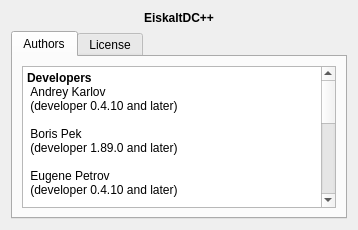
This is eiskaltdcpp/ui/UIAbout.ui in eiskaltdcpp/eiskaltdcpp as Qt 5 draws it before an edit. The edited form follows.
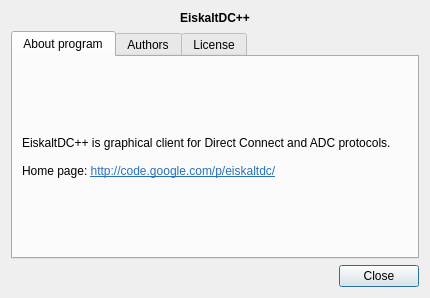
This is the edited form.

Commit message: Изменен диалог о программе

Diff of the .ui file:
```diff
--- a/eiskaltdcpp/ui/UIAbout.ui
+++ b/eiskaltdcpp/ui/UIAbout.ui
@@ -6,19 +6,53 @@
    <rect>
     <x>0</x>
     <y>0</y>
-    <width>358</width>
-    <height>230</height>
+    <width>430</width>
+    <height>298</height>
    </rect>
   </property>
   <property name="windowTitle">
    <string>About EiskaltDC++</string>
   </property>
-  <layout class="QGridLayout" name="gridLayout">
-   <item row="1" column="0">
+  <layout class="QVBoxLayout" name="verticalLayout">
+   <item>
+    <widget class="QLabel" name="label">
+     <property name="text">
+      <string>&lt;!DOCTYPE HTML PUBLIC &quot;-//W3C//DTD HTML 4.0//EN&quot; &quot;http://www.w3.org/TR/REC-html40/strict.dtd&quot;&gt;
+&lt;html&gt;&lt;head&gt;&lt;meta name=&quot;qrichtext&quot; content=&quot;1&quot; /&gt;&lt;style type=&quot;text/css&quot;&gt;
+p, li { white-space: pre-wrap; }
+&lt;/style&gt;&lt;/head&gt;&lt;body style=&quot; font-family:'DejaVu Sans'; font-size:9pt; font-weight:400; font-style:normal;&quot;&gt;
+&lt;p style=&quot; margin-top:0px; margin-bottom:0px; margin-left:0px; margin-right:0px; -qt-block-indent:0; text-indent:0px;&quot;&gt;&lt;span style=&quot; font-weight:600;&quot;&gt;EiskaltDC++&lt;/span&gt;&lt;/p&gt;&lt;/body&gt;&lt;/html&gt;</string>
+     </property>
+     <property name="alignment">
+      <set>Qt::AlignCenter</set>
+     </property>
+    </widget>
+   </item>
+   <item>
     <widget class="QTabWidget" name="tabWidget">
      <property name="currentIndex">
       <number>0</number>
      </property>
+     <widget class="QWidget" name="tab_3">
+      <attribute name="title">
+       <string>About program</string>
+      </attribute>
+      <layout class="QVBoxLayout" name="verticalLayout_2">
+       <item>
+        <widget class="QLabel" name="label_ABOUT">
+         <property name="text">
+          <string>&lt;!DOCTYPE HTML PUBLIC &quot;-//W3C//DTD HTML 4.0//EN&quot; &quot;http://www.w3.org/TR/REC-html40/strict.dtd&quot;&gt;
+&lt;html&gt;&lt;head&gt;&lt;meta name=&quot;qrichtext&quot; content=&quot;1&quot; /&gt;&lt;style type=&quot;text/css&quot;&gt;
+p, li { white-space: pre-wrap; }
+&lt;/style&gt;&lt;/head&gt;&lt;body style=&quot; font-family:'DejaVu Sans'; font-size:9pt; font-weight:400; font-style:normal;&quot;&gt;
+&lt;p style=&quot; margin-top:0px; margin-bottom:0px; margin-left:0px; margin-right:0px; -qt-block-indent:0; text-indent:0px;&quot;&gt;&lt;span style=&quot; font-family:'arial,sans-serif'; font-size:medium; color:#000000;&quot;&gt;EiskaltDC++ is &lt;/span&gt;graphical client for &lt;span style=&quot; font-family:'arial,sans-serif'; color:#000000;&quot;&gt;Direct Connect and ADC protocols.&lt;/span&gt;&lt;/p&gt;
+&lt;p style=&quot;-qt-paragraph-type:empty; margin-top:0px; margin-bottom:0px; margin-left:0px; margin-right:0px; -qt-block-indent:0; text-indent:0px; font-family:'arial,sans-serif'; font-size:medium; color:#000000;&quot;&gt;&lt;/p&gt;
+&lt;p style=&quot; margin-top:0px; margin-bottom:0px; margin-left:0px; margin-right:0px; -qt-block-indent:0; text-indent:0px;&quot;&gt;&lt;span style=&quot; font-family:'arial,sans-serif'; font-size:medium; color:#000000;&quot;&gt;Home page: &lt;/span&gt;&lt;a href=&quot;http://code.google.com/p/eiskaltdc/&quot;&gt;&lt;span style=&quot; text-decoration: underline; color:#296fbe;&quot;&gt;http://code.google.com/p/eiskaltdc/&lt;/span&gt;&lt;/a&gt;&lt;/p&gt;&lt;/body&gt;&lt;/html&gt;</string>
+         </property>
+        </widget>
+       </item>
+      </layout>
+     </widget>
      <widget class="QWidget" name="tab_2">
       <attribute name="title">
        <string>Authors</string>
@@ -685,17 +719,10 @@
      </widget>
     </widget>
    </item>
-   <item row="0" column="0">
-    <widget class="QLabel" name="label">
-     <property name="text">
-      <string>&lt;!DOCTYPE HTML PUBLIC &quot;-//W3C//DTD HTML 4.0//EN&quot; &quot;http://www.w3.org/TR/REC-html40/strict.dtd&quot;&gt;
-&lt;html&gt;&lt;head&gt;&lt;meta name=&quot;qrichtext&quot; content=&quot;1&quot; /&gt;&lt;style type=&quot;text/css&quot;&gt;
-p, li { white-space: pre-wrap; }
-&lt;/style&gt;&lt;/head&gt;&lt;body style=&quot; font-family:'DejaVu Sans'; font-size:9pt; font-weight:400; font-style:normal;&quot;&gt;
-&lt;p style=&quot; margin-top:0px; margin-bottom:0px; margin-left:0px; margin-right:0px; -qt-block-indent:0; text-indent:0px;&quot;&gt;&lt;span style=&quot; font-weight:600;&quot;&gt;EiskaltDC++&lt;/span&gt;&lt;/p&gt;&lt;/body&gt;&lt;/html&gt;</string>
-     </property>
-     <property name="alignment">
-      <set>Qt::AlignCenter</set>
+   <item>
+    <widget class="QDialogButtonBox" name="buttonBox">
+     <property name="standardButtons">
+      <set>QDialogButtonBox::Close</set>
      </property>
     </widget>
    </item>
```
Left out of the diff: 19 changed lines with no effect on the pictures. The commit also changes 2 other files.
